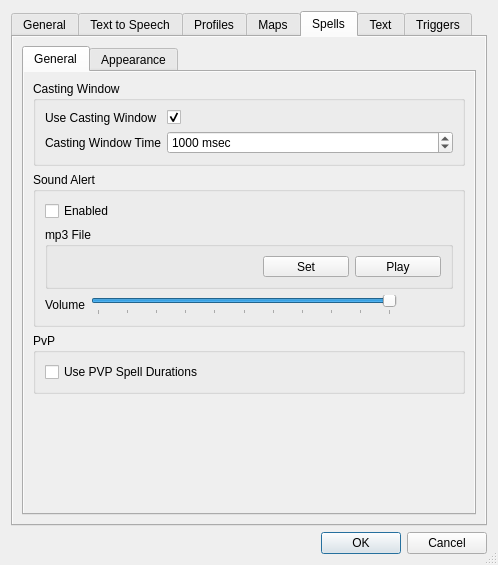
The window that data/ui/settings.ui (nomns/nparse) describes before a commit, drawn with Qt 5.
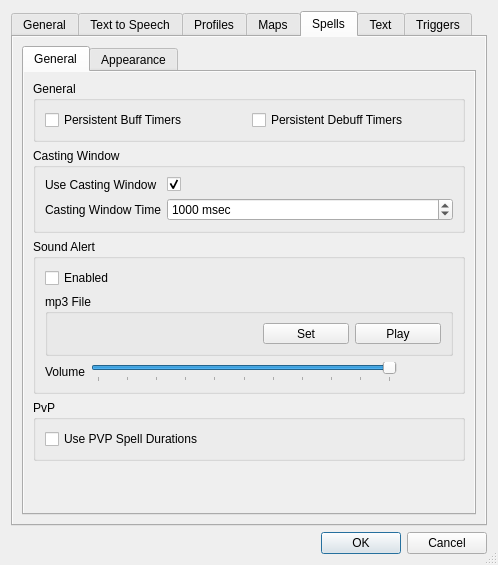
The same window after the commit. The open tabs and pages were chosen to show the change.

```diff
--- a/data/ui/settings.ui
+++ b/data/ui/settings.ui
@@ -509,6 +509,29 @@
            <string>General</string>
           </attribute>
           <layout class="QVBoxLayout" name="verticalLayout_22">
+           <item>
+            <widget class="QGroupBox" name="groupBox_17">
+             <property name="title">
+              <string>General</string>
+             </property>
+             <layout class="QHBoxLayout" name="horizontalLayout_15">
+              <item>
+               <widget class="QCheckBox" name="spellsPersistentBuffTimersCheckBox">
+                <property name="text">
+                 <string>Persistent Buff Timers</string>
+                </property>
+               </widget>
+              </item>
+              <item>
+               <widget class="QCheckBox" name="spellsPersistentDebuffTimersCheckBox">
+                <property name="text">
+                 <string>Persistent Debuff Timers</string>
+                </property>
+               </widget>
+              </item>
+             </layout>
+            </widget>
+           </item>
            <item>
             <widget class="QGroupBox" name="groupBox_5">
              <property name="title">
```
Left out of the diff: 21 changed lines with no effect on the pictures. Lines whose indentation alone changed are shown as unchanged.
